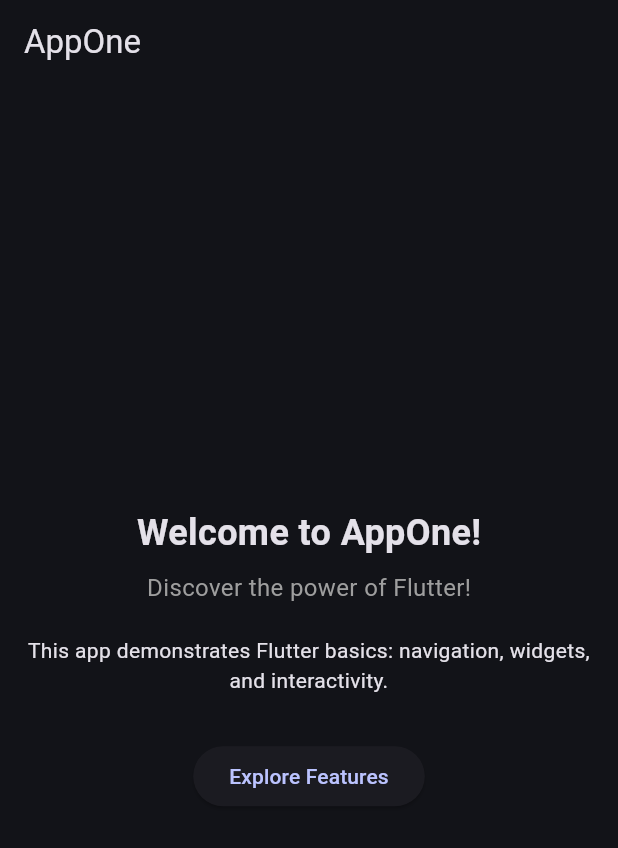
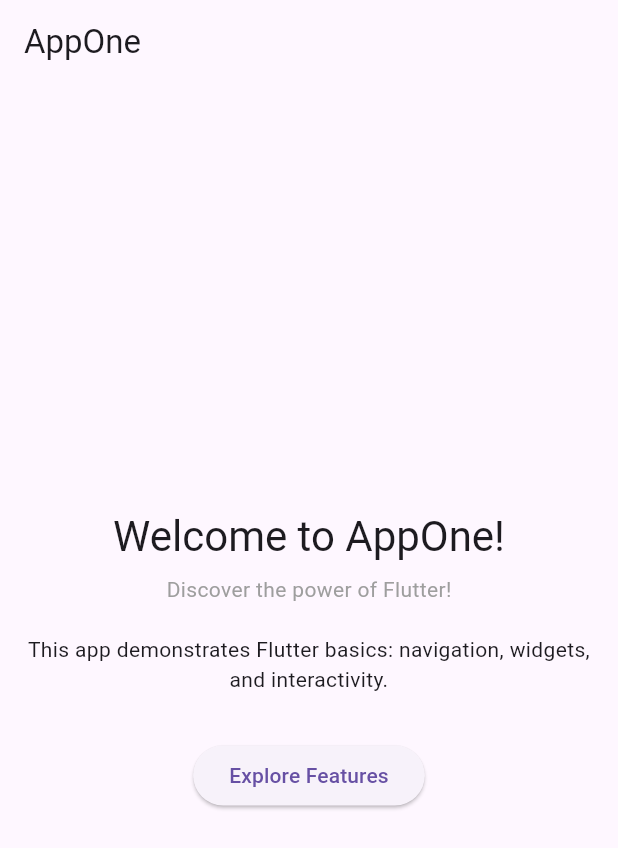
Before and after one commit to faustin12-g/Flutter_application_1, a Flutter app: the screen it shows after launch, on a phone screen of 412 x 824 dp. Shown: the top 848 px of the screen. Run offline on Flutter 3.47's test engine with Material 3 defaults, Android fonts, the phone set to English and light mode, and no system bars.

Commit message:
second commit

```diff
--- a/lib/main.dart
+++ b/lib/main.dart
@@ -13,9 +13,6 @@ class MyApp extends StatelessWidget {
     return MaterialApp(
       debugShowCheckedModeBanner: false,
       title: 'My Flutter Intro App',
-      theme: ThemeData(colorScheme: ColorScheme.fromSeed(seedColor: const Color.fromARGB(255, 44, 62, 163), brightness: Brightness.dark),
-      useMaterial3: true,
-      ),
       home: const HomeScreen(),
     );
   }
--- a/lib/screens/home_screen.dart
+++ b/lib/screens/home_screen.dart
@@ -7,20 +7,25 @@ class HomeScreen extends StatelessWidget {
   @override
   Widget build(BuildContext context) {
     return Scaffold(
-      appBar: AppBar(title: const Text("AppOne")),
+      appBar: AppBar(
+        title: const Text("AppOne"),
+        // AppBar automatically uses theme's primaryColor
+      ),
       body: Padding(
         padding: const EdgeInsets.all(16.0),
         child: Column(
           mainAxisAlignment: MainAxisAlignment.center,
           children: [
-            const Text(
+            Text(
               "Welcome to AppOne!",
-              style: TextStyle(fontSize: 24, fontWeight: FontWeight.bold),
+              style: Theme.of(context).textTheme.headlineMedium,
             ),
             const SizedBox(height: 8),
-            const Text(
+            Text(
               "Discover the power of Flutter!",
-              style: TextStyle(fontSize: 16, color: Colors.grey),
+              style: Theme.of(context).textTheme.bodyMedium?.copyWith(
+                    color: Colors.grey,
+                  ),
             ),
             const SizedBox(height: 20),
             const Text(
```
